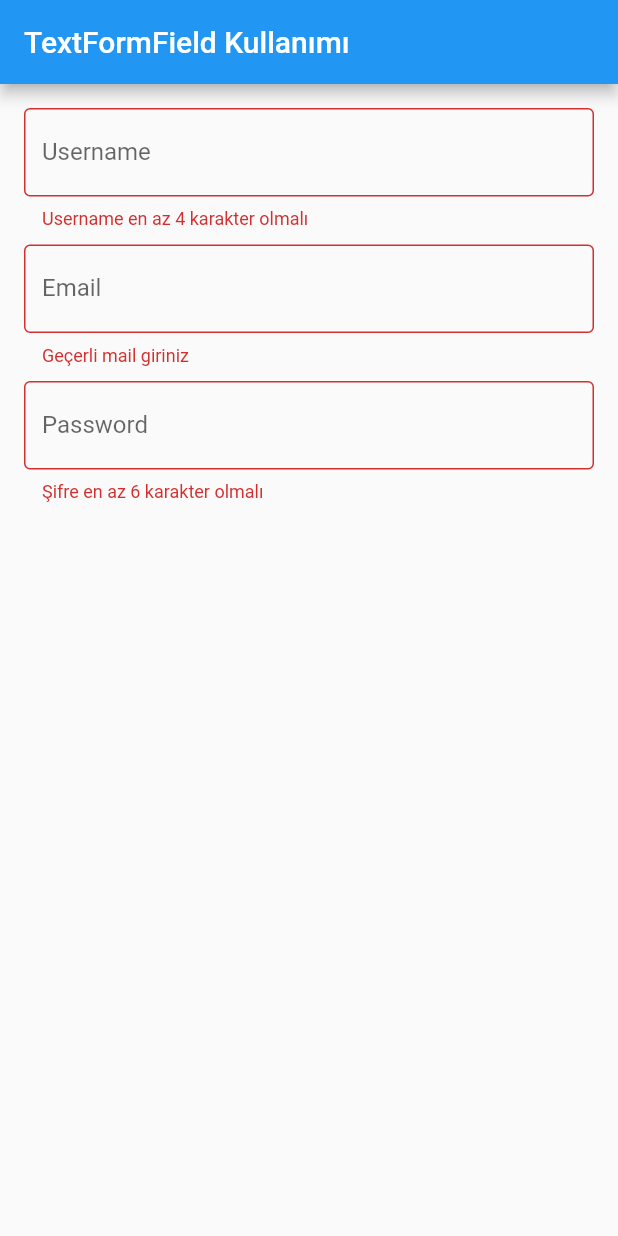
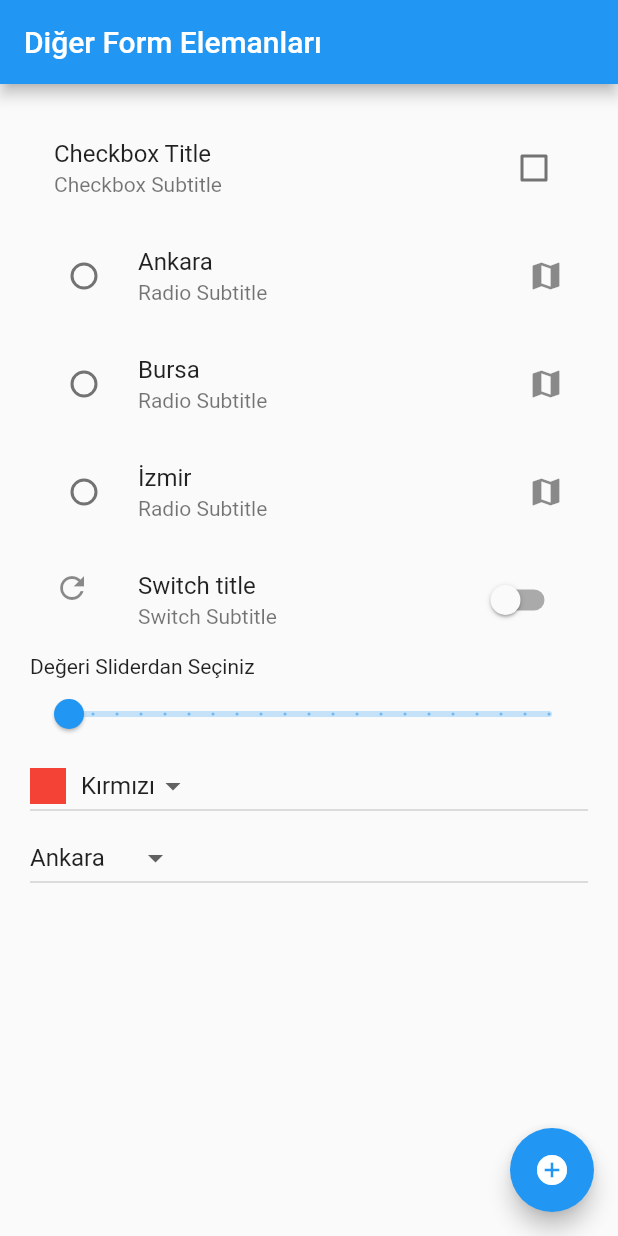
Before and after one commit to islamoktay/learning_process, a Flutter app: the screen it shows after launch, on a phone screen of 412 x 824 dp. Run offline on Flutter 3.47's test engine with Material 2 defaults, Android fonts, the phone set to English and light mode, and no system bars; our stand-ins replace email_validator, flutter_easyloading, palette_generator.

Commit message:
studied more

```diff
--- /dev/null
+++ b/flutter/flutter_inputs/lib/diger_form_elemanlari.dart
@@ -0,0 +1,184 @@
+import 'package:flutter/material.dart';
+
+class DigerFormElemanlari extends StatefulWidget {
+  const DigerFormElemanlari({Key? key}) : super(key: key);
+
+  @override
+  _DigerFormElemanlariState createState() => _DigerFormElemanlariState();
+}
+
+class _DigerFormElemanlariState extends State<DigerFormElemanlari> {
+  bool checkBoxState = false;
+  String sehir = '';
+  bool switchState = false;
+  double sliderDeger = 10;
+  String secilenRenk = "kirmizi";
+  List<String> tumSehirler = [
+    "Ankara",
+    "Bursa",
+    "İstanbul",
+    "Hatay",
+    "Gaziantep"
+  ];
+  String secilenSehir = "Ankara";
+  @override
+  Widget build(BuildContext context) {
+    return Scaffold(
+      floatingActionButton:
+          FloatingActionButton(onPressed: () {}, child: Icon(Icons.add_circle)),
+      appBar: AppBar(
+        title: Text('Diğer Form Elemanları'),
+      ),
+      body: Padding(
+        padding: const EdgeInsets.all(20.0),
+        child: ListView(
+          children: [
+            CheckboxListTile(
+              value: checkBoxState,
+              onChanged: (secildi) {
+                setState(() {
+                  checkBoxState = secildi!;
+                });
+              },
+              activeColor: Colors.red,
+              title: Text('Checkbox Title'),
+              subtitle: Text('Checkbox Subtitle'),
+            ),
+            RadioListTile(
+              value: 'Ankara',
+              groupValue: sehir,
+              onChanged: (String? deger) {
+                setState(() {
+                  sehir = deger!;
+                  debugPrint("Seçilen şehir: $deger");
+                });
+              },
+              title: Text("Ankara"),
+              subtitle: Text("Radio Subtitle"),
+              secondary: Icon(Icons.map),
+            ),
+            RadioListTile(
+              value: 'Bursa',
+              groupValue: sehir,
+              onChanged: (String? deger) {
+                setState(() {
+                  sehir = deger!;
+                  debugPrint("Seçilen şehir: $deger");
+                });
+              },
+              title: Text("Bursa"),
+              subtitle: Text("Radio Subtitle"),
+              secondary: Icon(Icons.map),
+            ),
+            RadioListTile(
+              value: 'İzmir',
+              groupValue: sehir,
+              onChanged: (String? deger) {
+                setState(() {
+                  sehir = deger!;
+                  debugPrint("Seçilen şehir: $deger");
+                });
+              },
+              title: Text("İzmir"),
+              subtitle: Text("Radio Subtitle"),
+              secondary: Icon(Icons.map),
+            ),
+            SwitchListTile(
+              value: switchState,
+              onChanged: (deger) {
+                setState(() {
+                  switchState = deger;
+                });
+              },
+              title: Text("Switch title"),
+              subtitle: Text("Switch Subtitle"),
+              secondary: Icon(Icons.refresh),
+            ),
+            Text("Değeri Sliderdan Seçiniz"),
+            Slider(
+              value: sliderDeger,
+              onChanged: (yeniDeger) {
+                setState(() {
+                  sliderDeger = yeniDeger;
+                });
+              },
+              max: 20,
+              min: 10,
+              divisions: 20,
+              label: sliderDeger.toString(),
+            ),
+            DropdownButton<String>(
+              items: [
+                DropdownMenuItem<String>(
+                  child: Row(
+                    children: [
+                      Container(
+                        width: 24,
+                        height: 24,
+                        color: Colors.red,
+                        margin: EdgeInsets.only(right: 10),
+                      ),
+                      Text("Kırmızı"),
+                    ],
+                  ),
+                  value: "kirmizi",
+                ),
+                DropdownMenuItem<String>(
+                  child: Row(
+                    children: [
+                      Container(
+                        width: 24,
+                        height: 24,
+                        color: Colors.green,
+                        margin: EdgeInsets.only(right: 10),
+                      ),
+                      Text("Yeşil"),
+                    ],
+                  ),
+                  value: "yesil",
+                ),
+                DropdownMenuItem<String>(
+                  child: Row(
+                    children: [
+                      Container(
+                        width: 24,
+                        height: 24,
+                        color: Colors.blue,
+                        margin: EdgeInsets.only(right: 10),
+                      ),
+                      Text("Mavi"),
+                    ],
+                  ),
+                  value: "mavi",
+                ),
+              ],
+              onChanged: (String? secilen) {
+                setState(() {
+                  secilenRenk = secilen!;
+                });
+              },
+              hint: Text("Seçiniz"),
+              value: secilenRenk,
+            ),
+            DropdownButton<String>(
+              items: tumSehirler.map(
+                (oAnkiSehir) {
+                  return DropdownMenuItem<String>(
+                    child: Text(oAnkiSehir),
+                    value: oAnkiSehir,
+                  );
+                },
+              ).toList(),
+              onChanged: (s) {
+                setState(() {
+                  secilenSehir = s!;
+                });
+              },
+              value: secilenSehir,
+            ),
+          ],
+        ),
+      ),
+    );
+  }
+}
--- a/flutter/flutter_inputs/lib/main.dart
+++ b/flutter/flutter_inputs/lib/main.dart
@@ -1,4 +1,5 @@
 import 'package:flutter/material.dart';
+import 'package:flutter_inputs/diger_form_elemanlari.dart';
 import 'package:flutter_inputs/text_form_fuild_kullanimi.dart';
 
 void main() => runApp(MyApp());
@@ -11,7 +12,7 @@ class MyApp extends StatelessWidget {
       theme: ThemeData(
         primarySwatch: Colors.blue,
       ),
-      home: TextFormFieldKullanimi(),
+      home: DigerFormElemanlari(),
     );
   }
 }
```
